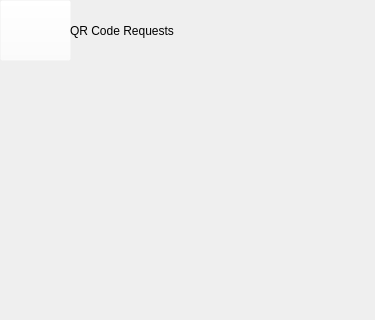
This is 0806_mCR_login/adminqrrequests.ui in csidon/MyCovidApp as Qt 5 draws it before an edit; both pictures show x 0 to 375 and y 0 to 320 of the 375 by 667 pixel window. The edited form follows.
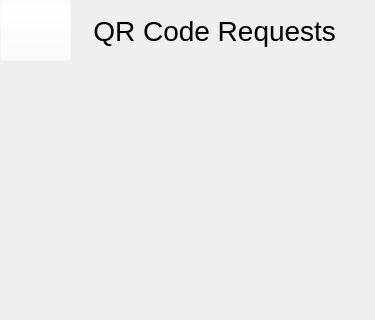
This is the edited form. Icons and pictures are not drawn.

Commit message: ninja edited and some edits to QRRequests

What changed in the file:
```diff
--- a/0806_mCR_login/adminqrrequests.ui
+++ b/0806_mCR_login/adminqrrequests.ui
@@ -65,8 +65,13 @@
        <height>61</height>
       </rect>
      </property>
+     <property name="styleSheet">
+      <string notr="true">color:black;
+font-size:28px;
+font-family:arial;</string>
+     </property>
      <property name="text">
-      <string>QR Code Requests</string>
+      <string>   QR Code Requests</string>
      </property>
     </widget>
    </widget>
```
The commit also changes 30 other files.
